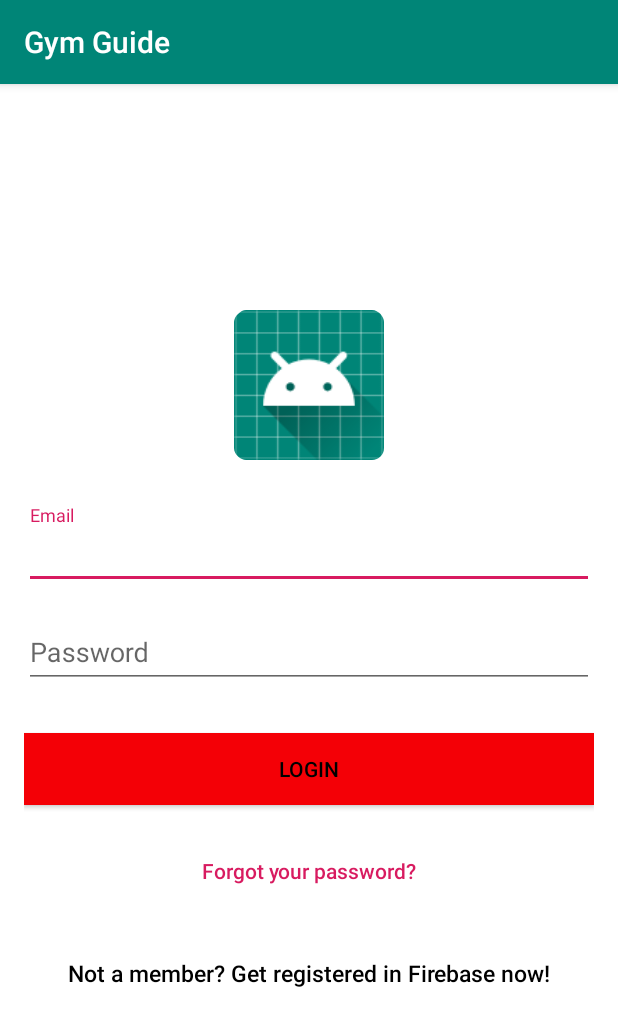
After one commit to awestlund/GymGuide506, an Android app: the login screen opened directly, with no data from a screen before it, on a phone screen of 412 x 824 dp. The commit adds this screen. Shown: the top 1026 px of the screen. Run offline under Robolectric (Android 15) with nearby library versions, the phone set to English and light mode, and no system bars.

Commit message:
add login layout

```diff
--- a/app/build.gradle
+++ b/app/build.gradle
@@ -28,5 +28,7 @@ dependencies {
     implementation 'com.google.firebase:firebase-core:16.0.7'
     implementation 'com.google.firebase:firebase-auth:16.1.0'
     implementation 'com.google.firebase:firebase-firestore:18.0.1'
+
+    implementation 'com.android.support:design:28.0.0'
 }
 apply plugin: 'com.google.gms.google-services'
--- a/app/src/main/AndroidManifest.xml
+++ b/app/src/main/AndroidManifest.xml
@@ -16,6 +16,9 @@
                 <category android:name="android.intent.category.LAUNCHER" />
             </intent-filter>
         </activity>
+        <activity android:name=".login">
+
+        </activity>
     </application>
 
 </manifest>
--- /dev/null
+++ b/app/src/main/java/com/example/gymguide/login.java
@@ -0,0 +1,15 @@
+package com.example.gymguide;
+
+import android.support.v7.app.AppCompatActivity;
+import android.os.Bundle;
+
+import com.example.gymguide.R;
+
+public class login extends AppCompatActivity {
+
+    @Override
+    protected void onCreate(Bundle savedInstanceState) {
+        super.onCreate(savedInstanceState);
+        setContentView(R.layout.activity_login);
+    }
+}
--- /dev/null
+++ b/app/src/main/res/layout/activity_login.xml
@@ -0,0 +1,99 @@
+<?xml version="1.0" encoding="utf-8"?>
+<android.support.constraint.ConstraintLayout xmlns:android="http://schemas.android.com/apk/res/android"
+    xmlns:app="http://schemas.android.com/apk/res-auto"
+    xmlns:tools="http://schemas.android.com/tools"
+    android:layout_width="match_parent"
+    android:layout_height="match_parent"
+    tools:context="com.example.gymguide.login">
+
+    <LinearLayout
+        android:id="@+id/linearLayout"
+        android:layout_width="fill_parent"
+        android:layout_height="fill_parent"
+        android:background="@color/white"
+        android:gravity="center"
+        android:orientation="vertical"
+        android:padding="@dimen/activity_horizontal_margin">
+
+
+        <ImageView
+            android:layout_width="@dimen/logo_w_h"
+            android:layout_height="@dimen/logo_w_h"
+            android:layout_gravity="center_horizontal"
+            android:layout_marginBottom="30dp"
+            android:src="@mipmap/ic_launcher" />
+
+        <android.support.design.widget.TextInputLayout
+            android:layout_width="match_parent"
+            android:layout_height="wrap_content">
+
+            <EditText
+                android:id="@+id/email"
+                android:layout_width="match_parent"
+                android:layout_height="wrap_content"
+                android:layout_marginBottom="10dp"
+                android:hint="@string/hint_email"
+                android:inputType="textEmailAddress"
+                android:textColor="@color/black"
+                android:textColorHint="@color/gray" />
+        </android.support.design.widget.TextInputLayout>
+
+        <android.support.design.widget.TextInputLayout
+            android:layout_width="match_parent"
+            android:layout_height="wrap_content">
+
+            <EditText
+                android:id="@+id/password"
+                android:layout_width="fill_parent"
+                android:layout_height="wrap_content"
+                android:layout_marginBottom="10dp"
+                android:hint="@string/hint_password"
+                android:inputType="textPassword"
+                android:textColor="@color/black"
+                android:textColorHint="@color/gray" />
+        </android.support.design.widget.TextInputLayout>
+
+        <!-- Login Button -->
+
+        <Button
+            android:id="@+id/btn_login"
+            android:layout_width="fill_parent"
+            android:layout_height="wrap_content"
+            android:layout_marginTop="20dip"
+            android:background="@color/red"
+            android:text="@string/btn_login"
+            android:textColor="@android:color/black" />
+
+        <Button
+            android:id="@+id/btn_reset_password"
+            android:layout_width="fill_parent"
+            android:layout_height="wrap_content"
+            android:layout_marginTop="20dip"
+            android:background="@null"
+            android:text="@string/btn_forgot_password"
+            android:textAllCaps="false"
+            android:textColor="@color/colorAccent" />
+
+        <!-- Link to Login Screen -->
+
+        <Button
+            android:id="@+id/btn_signup"
+            android:layout_width="fill_parent"
+            android:layout_height="wrap_content"
+            android:layout_marginTop="20dip"
+            android:background="@null"
+            android:text="@string/btn_link_to_register"
+            android:textAllCaps="false"
+            android:textColor="@color/black"
+            android:textSize="15dp" />
+    </LinearLayout>
+
+    <ProgressBar
+        android:id="@+id/progressBar"
+        android:layout_width="30dp"
+        android:layout_height="30dp"
+        android:layout_gravity="center|bottom"
+        android:layout_marginBottom="20dp"
+        android:visibility="gone" />
+
+</android.support.constraint.ConstraintLayout>
--- a/app/src/main/res/values/colors.xml
+++ b/app/src/main/res/values/colors.xml
@@ -3,4 +3,10 @@
     <color name="colorPrimary">#008577</color>
     <color name="colorPrimaryDark">#00574B</color>
     <color name="colorAccent">#D81B60</color>
+    <color name="red">#f40006</color>
+    <color name="darkred">#c10005</color>
+    <color name="black">#000000</color>
+    <color name="gray">#707070</color>
+    <color name="white">#ffffff</color>
+
 </resources>
--- /dev/null
+++ b/app/src/main/res/values/dimen.xml
@@ -0,0 +1,8 @@
+<?xml version="1.0" encoding="utf-8"?>
+<resources>
+    <!-- Default screen margins, per the Android Design guidelines. -->
+    <dimen name="activity_horizontal_margin">16dp</dimen>
+    <dimen name="activity_vertical_margin">16dp</dimen>
+    <dimen name="fab_margin">16dp</dimen>
+    <dimen name="logo_w_h">100dp</dimen>
+</resources>
--- a/app/src/main/res/values/strings.xml
+++ b/app/src/main/res/values/strings.xml
@@ -1,3 +1,9 @@
 <resources>
     <string name="app_name">Gym Guide</string>
+    <string name="btn_forgot_password">Forgot your password?</string>
+    <string name="btn_reset_password">Reset Password</string>
+    <string name="btn_login">LOGIN</string>
+    <string name="btn_link_to_register">Not a member? Get registered in Firebase now!</string>
+    <string name="hint_email">Email</string>
+    <string name="hint_password">Password</string>
 </resources>
```
